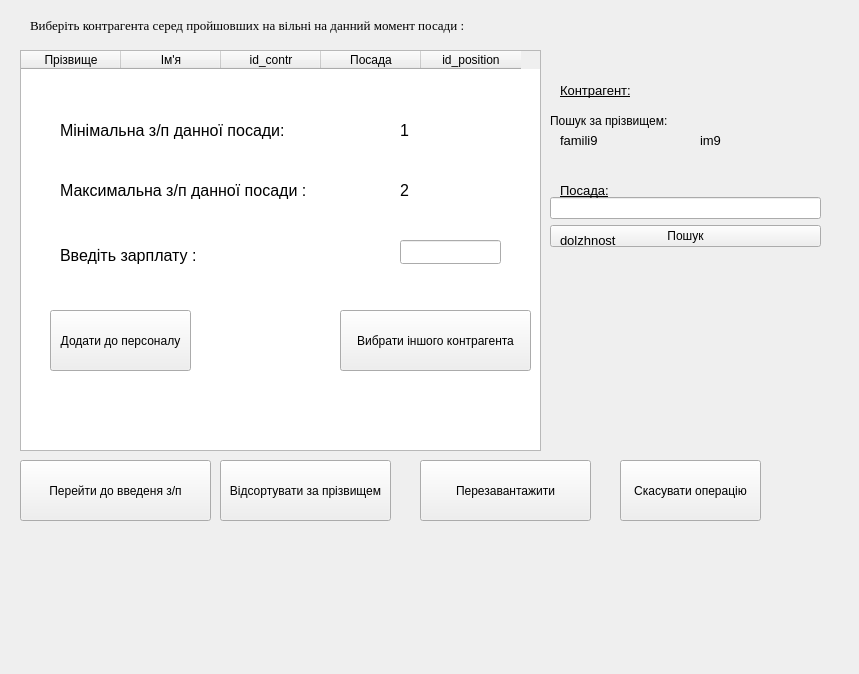
Artem-Chabanovskiy/Course_Work, file addcontractortostaff.ui: the form before one commit.
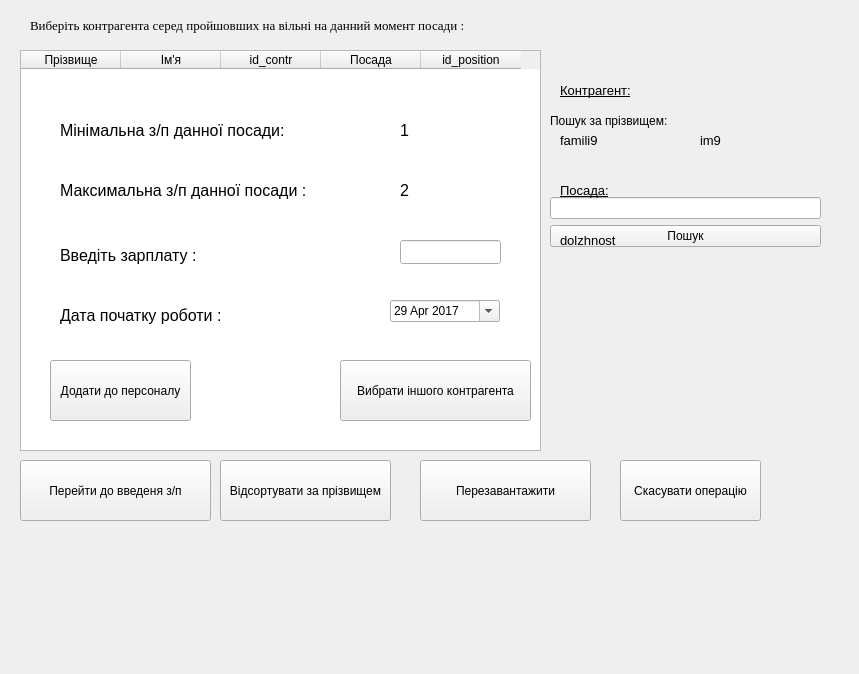
The form after the commit.

What changed in the file:
```diff
--- a/addcontractortostaff.ui
+++ b/addcontractortostaff.ui
@@ -54,7 +54,7 @@
    <property name="geometry">
     <rect>
      <x>50</x>
-     <y>310</y>
+     <y>360</y>
      <width>141</width>
      <height>61</height>
     </rect>
@@ -312,7 +312,7 @@
    <property name="geometry">
     <rect>
      <x>340</x>
-     <y>310</y>
+     <y>360</y>
      <width>191</width>
      <height>61</height>
     </rect>
@@ -426,6 +426,47 @@
     <string>dolzhnost</string>
    </property>
   </widget>
+  <widget class="QLabel" name="date_info_lb">
+   <property name="geometry">
+    <rect>
+     <x>60</x>
+     <y>300</y>
+     <width>281</width>
+     <height>31</height>
+    </rect>
+   </property>
+   <property name="font">
+    <font>
+     <pointsize>12</pointsize>
+    </font>
+   </property>
+   <property name="text">
+    <string>Дата початку роботи :</string>
+   </property>
+  </widget>
+  <widget class="QDateEdit" name="date_start_edit">
+   <property name="geometry">
+    <rect>
+     <x>390</x>
+     <y>300</y>
+     <width>110</width>
+     <height>22</height>
+    </rect>
+   </property>
+   <property name="dateTime">
+    <datetime>
+     <hour>0</hour>
+     <minute>0</minute>
+     <second>0</second>
+     <year>2017</year>
+     <month>4</month>
+     <day>29</day>
+    </datetime>
+   </property>
+   <property name="calendarPopup">
+    <bool>true</bool>
+   </property>
+  </widget>
   <zorder>info_label</zorder>
   <zorder>cansel_bt</zorder>
   <zorder>contr_to_staff_table</zorder>
@@ -448,6 +489,8 @@
   <zorder>cont_to_staff_name_lb</zorder>
   <zorder>cont_to_staff_lb_2</zorder>
   <zorder>staff_posit_lb</zorder>
+  <zorder>date_info_lb</zorder>
+  <zorder>date_start_edit</zorder>
  </widget>
  <resources/>
  <connections/>
```
